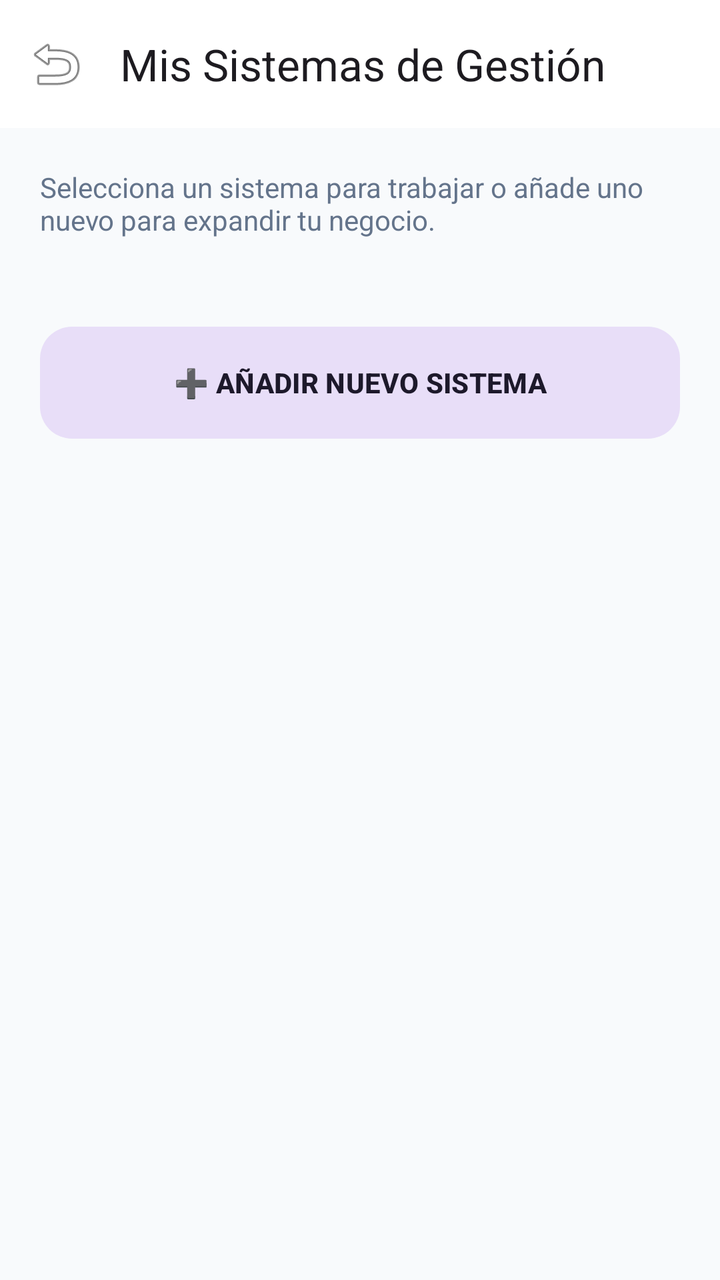
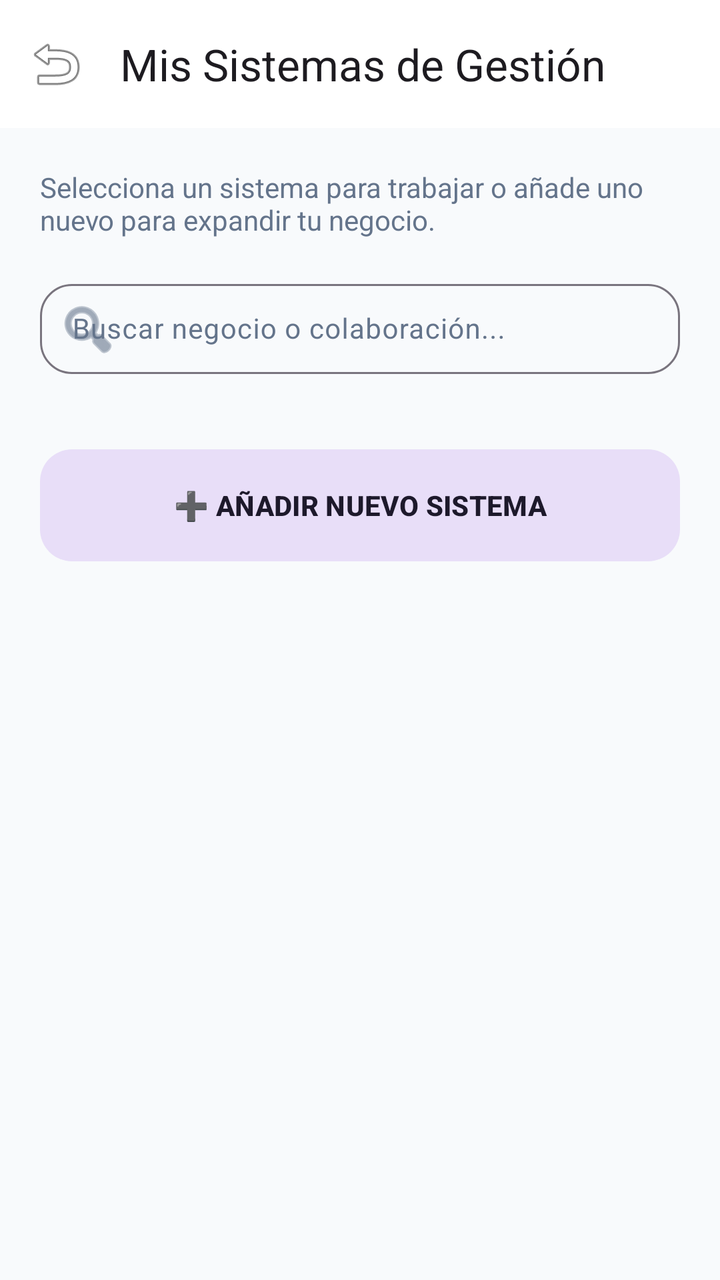

Two renders of the same Android screen: before a commit and after it. Below are the layout's source before the change and the commit's diff.
<!-- AndroidManifest.xml: application theme Theme.Gomezmart -->
<!-- res/layout/activity_my_businesses.xml -->
<?xml version="1.0" encoding="utf-8"?>
<androidx.coordinatorlayout.widget.CoordinatorLayout xmlns:android="http://schemas.android.com/apk/res/android"
    xmlns:app="http://schemas.android.com/apk/res-auto"
    xmlns:tools="http://schemas.android.com/tools"
    android:layout_width="match_parent"
    android:layout_height="match_parent"
    android:background="@color/slate_50">

    <com.google.android.material.appbar.AppBarLayout
        android:layout_width="match_parent"
        android:layout_height="wrap_content"
        android:background="@color/white">
        <com.google.android.material.appbar.MaterialToolbar
            android:id="@+id/toolbarMyBusinesses"
            android:layout_width="match_parent"
            android:layout_height="?attr/actionBarSize"
            app:title="Mis Sistemas de Gestión"
            app:navigationIcon="@android:drawable/ic_menu_revert" />
    </com.google.android.material.appbar.AppBarLayout>

    <androidx.core.widget.NestedScrollView
        android:layout_width="match_parent"
        android:layout_height="match_parent"
        app:layout_behavior="@string/appbar_scrolling_view_behavior">

        <LinearLayout
            android:layout_width="match_parent"
            android:layout_height="wrap_content"
            android:orientation="vertical"
            android:padding="20dp">

            <TextView
                android:layout_width="match_parent"
                android:layout_height="wrap_content"
                android:text="Selecciona un sistema para trabajar o añade uno nuevo para expandir tu negocio."
                android:textColor="@color/slate_500"
                android:textSize="14sp"
                android:layout_marginBottom="24dp" />

            
            <androidx.recyclerview.widget.RecyclerView
                android:id="@+id/rvMyBusinesses"
                android:layout_width="match_parent"
                android:layout_height="wrap_content"
                android:nestedScrollingEnabled="false"
                tools:listitem="@layout/item_business_profile" />

            <com.google.android.material.button.MaterialButton
                android:id="@+id/btnAddSystem"
                style="@style/Widget.Material3.Button.TonalButton"
                android:layout_width="match_parent"
                android:layout_height="64dp"
                android:layout_marginTop="16dp"
                android:text="➕ AÑADIR NUEVO SISTEMA"
                android:textStyle="bold"
                app:cornerRadius="16dp" />

            <com.google.android.material.button.MaterialButton
                android:id="@+id/btnSkipToMarket"
                style="@style/Widget.Material3.Button.TextButton"
                android:layout_width="wrap_content"
                android:layout_height="wrap_content"
                android:layout_gravity="center"
                android:layout_marginTop="24dp"
                android:text="Omitir, ir al Mercado Online"
                android:textColor="@color/slate_400"
                android:textSize="13sp"
                android:visibility="gone" />

        </LinearLayout>
    </androidx.core.widget.NestedScrollView>

</androidx.coordinatorlayout.widget.CoordinatorLayout>
<!-- res/layout/item_business_profile.xml (included above) -->
<?xml version="1.0" encoding="utf-8"?>
<com.google.android.material.card.MaterialCardView xmlns:android="http://schemas.android.com/apk/res/android"
    xmlns:app="http://schemas.android.com/apk/res-auto"
    android:layout_width="match_parent"
    android:layout_height="wrap_content"
    android:layout_marginHorizontal="4dp"
    android:layout_marginVertical="8dp"
    app:cardCornerRadius="24dp"
    app:cardElevation="2dp"
    app:strokeWidth="1dp"
    app:strokeColor="@color/slate_200"
    android:clickable="true"
    android:focusable="true"
    android:foreground="?attr/selectableItemBackground">

    <LinearLayout
        android:layout_width="match_parent"
        android:layout_height="wrap_content"
        android:orientation="horizontal"
        android:padding="16dp"
        android:gravity="center_vertical">

        <com.google.android.material.card.MaterialCardView
            android:layout_width="64dp"
            android:layout_height="64dp"
            app:cardCornerRadius="32dp"
            app:cardElevation="0dp"
            app:strokeWidth="0dp"
            app:cardBackgroundColor="@color/slate_50">
            <ImageView
                android:id="@+id/ivBusinessLogo"
                android:layout_width="match_parent"
                android:layout_height="match_parent"
                android:scaleType="centerCrop"
                android:src="@drawable/logotipo_de_gomezmart" />
        </com.google.android.material.card.MaterialCardView>

        <LinearLayout
            android:layout_width="0dp"
            android:layout_height="wrap_content"
            android:layout_weight="1"
            android:orientation="vertical"
            android:layout_marginStart="16dp">

            <TextView
                android:id="@+id/tvBusinessName"
                android:layout_width="wrap_content"
                android:layout_height="wrap_content"
                android:text="Nombre del Negocio"
                android:textColor="@color/slate_900"
                android:textSize="18sp"
                android:textStyle="bold" />

            <TextView
                android:id="@+id/tvBusinessType"
                android:layout_width="wrap_content"
                android:layout_height="wrap_content"
                android:text="Rubro / Especialidad"
                android:textColor="@color/purple_600"
                android:textSize="12sp"
                android:textStyle="bold"
                android:textAllCaps="true"
                android:letterSpacing="0.1" />

            <TextView
                android:id="@+id/tvBusinessStatus"
                android:layout_width="wrap_content"
                android:layout_height="wrap_content"
                android:text="En línea ●"
                android:textColor="@color/emerald_600"
                android:textSize="11sp"
                android:layout_marginTop="2dp"
                android:visibility="gone" />

        </LinearLayout>

        <ImageView
            android:layout_width="24dp"
            android:layout_height="24dp"
            android:src="@android:drawable/ic_menu_revert"
            android:rotation="180"
            app:tint="@color/slate_300" />

    </LinearLayout>
</com.google.android.material.card.MaterialCardView>
<!-- resources referenced by this layout -->
<resources>
  <color name="emerald_600">#059669</color>
  <color name="purple_600">#7C3AED</color>
  <color name="slate_200">#E2E8F0</color>
  <color name="slate_300">#CBD5E1</color>
  <color name="slate_400">#94A3B8</color>
  <color name="slate_50">#F8FAFC</color>
  <color name="slate_500">#64748B</color>
  <color name="slate_900">#0F172A</color>
  <color name="white">#FFFFFFFF</color>
  <!-- drawable logotipo_de_gomezmart: png bitmap (drawable, 533883 bytes) -->
  <style name="Theme.Gomezmart" parent="Base.Theme.Gomezmart" />
  <style name="Base.Theme.Gomezmart" parent="Theme.Material3.DayNight.NoActionBar">
          <item name="colorPrimary">@color/purple_600</item>
          <item name="colorOnPrimary">@color/white</item>
          <item name="colorSecondary">@color/indigo_500</item>
          <item name="colorSurface">@color/slate_50</item>
          <item name="colorOnSurface">@color/slate_900</item>
          <item name="colorOnSurfaceVariant">@color/slate_500</item>
          <item name="colorSurfaceContainer">@color/white</item>
          <item name="android:windowBackground">@color/slate_50</item>
      </style>
  <color name="indigo_500">#6366F1</color>
</resources>

<!-- the commit's change to res/layout/activity_my_businesses.xml (unified diff, before → after) -->
@@ -7,13 +7,18 @@
     android:background="@color/slate_50">
 
     <com.google.android.material.appbar.AppBarLayout
+        android:id="@+id/appBarMyBusinesses"
         android:layout_width="match_parent"
         android:layout_height="wrap_content"
-        android:background="@color/white">
+        android:background="@color/white"
+        android:fitsSystemWindows="true"
+        app:elevation="0dp">
+
         <com.google.android.material.appbar.MaterialToolbar
             android:id="@+id/toolbarMyBusinesses"
             android:layout_width="match_parent"
-            android:layout_height="?attr/actionBarSize"
+            android:layout_height="wrap_content"
+            android:minHeight="?attr/actionBarSize"
             app:title="Mis Sistemas de Gestión"
             app:navigationIcon="@android:drawable/ic_menu_revert" />
     </com.google.android.material.appbar.AppBarLayout>
@@ -30,12 +35,36 @@
             android:padding="20dp">
 
             <TextView
+                android:id="@+id/tvSubtitleMyBusinesses"
                 android:layout_width="match_parent"
                 android:layout_height="wrap_content"
                 android:text="Selecciona un sistema para trabajar o añade uno nuevo para expandir tu negocio."
                 android:textColor="@color/slate_500"
                 android:textSize="14sp"
-                android:layout_marginBottom="24dp" />
+                android:layout_marginBottom="16dp" />
+
+            
+            <com.google.android.material.textfield.TextInputLayout
+                android:id="@+id/tilSearchBusiness"
+                style="@style/Widget.Material3.TextInputLayout.OutlinedBox.Dense"
+                android:layout_width="match_parent"
+                android:layout_height="wrap_content"
+                android:layout_marginBottom="16dp"
+                android:hint="Buscar negocio o colaboración..."
+                app:startIconDrawable="@android:drawable/ic_menu_search"
+                app:endIconMode="clear_text"
+                app:boxCornerRadiusTopStart="16dp"
+                app:boxCornerRadiusTopEnd="16dp"
+                app:boxCornerRadiusBottomStart="16dp"
+                app:boxCornerRadiusBottomEnd="16dp">
+
+                <com.google.android.material.textfield.TextInputEditText
+                    android:id="@+id/etSearchBusiness"
+                    android:layout_width="match_parent"
+                    android:layout_height="wrap_content"
+                    android:inputType="textPersonName"
+                    android:textSize="14sp" />
+            </com.google.android.material.textfield.TextInputLayout>
 
             
             <androidx.recyclerview.widget.RecyclerView
@@ -77,8 +106,10 @@
     xmlns:app="http://schemas.android.com/apk/res-auto"
     android:layout_width="match_parent"
     android:layout_height="wrap_content"
-    android:layout_marginHorizontal="4dp"
-    android:layout_marginVertical="8dp"
+    android:layout_marginStart="4dp"
+    android:layout_marginEnd="4dp"
+    android:layout_marginTop="8dp"
+    android:layout_marginBottom="8dp"
     app:cardCornerRadius="24dp"
     app:cardElevation="2dp"
     app:strokeWidth="1dp"
<!-- resource entries referenced after the edit -->
@@ -9,7 +9,7 @@
   <color name="slate_500">#64748B</color>
   <color name="slate_900">#0F172A</color>
   <color name="white">#FFFFFFFF</color>
-  <!-- drawable logotipo_de_gomezmart: png bitmap (drawable, 533883 bytes) -->
+  <!-- drawable logotipo_de_gomezmart: png bitmap (drawable, 93996 bytes) -->
   <style name="Theme.Gomezmart" parent="Base.Theme.Gomezmart" />
   <style name="Base.Theme.Gomezmart" parent="Theme.Material3.DayNight.NoActionBar">
           <item name="colorPrimary">@color/purple_600</item>
